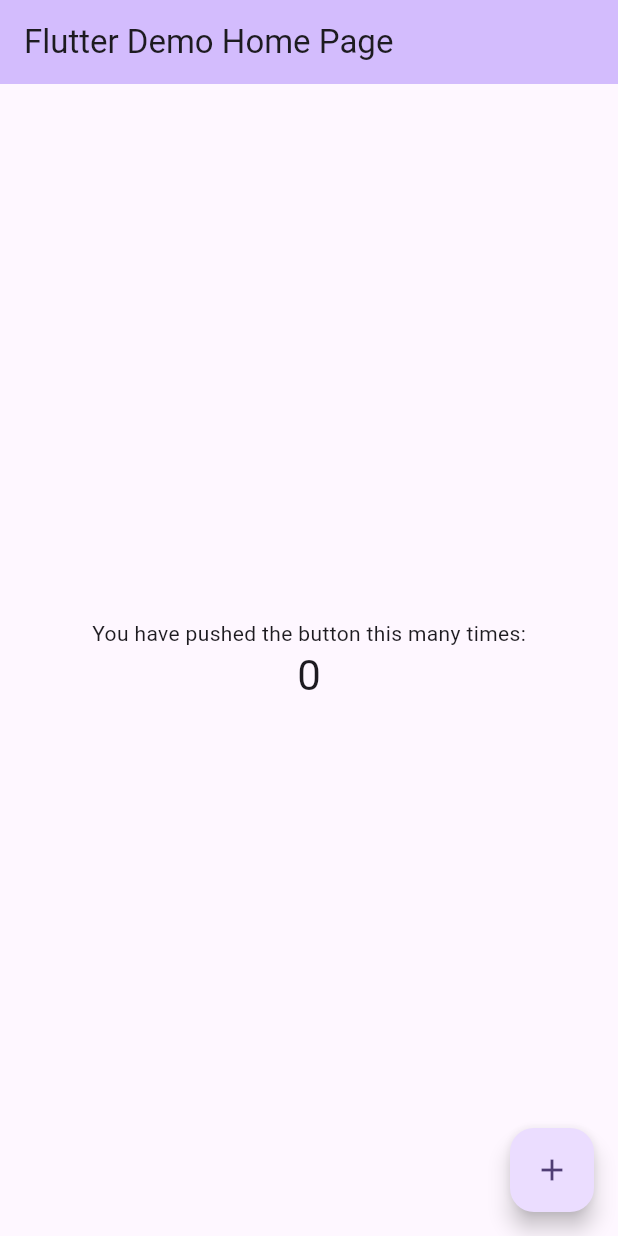
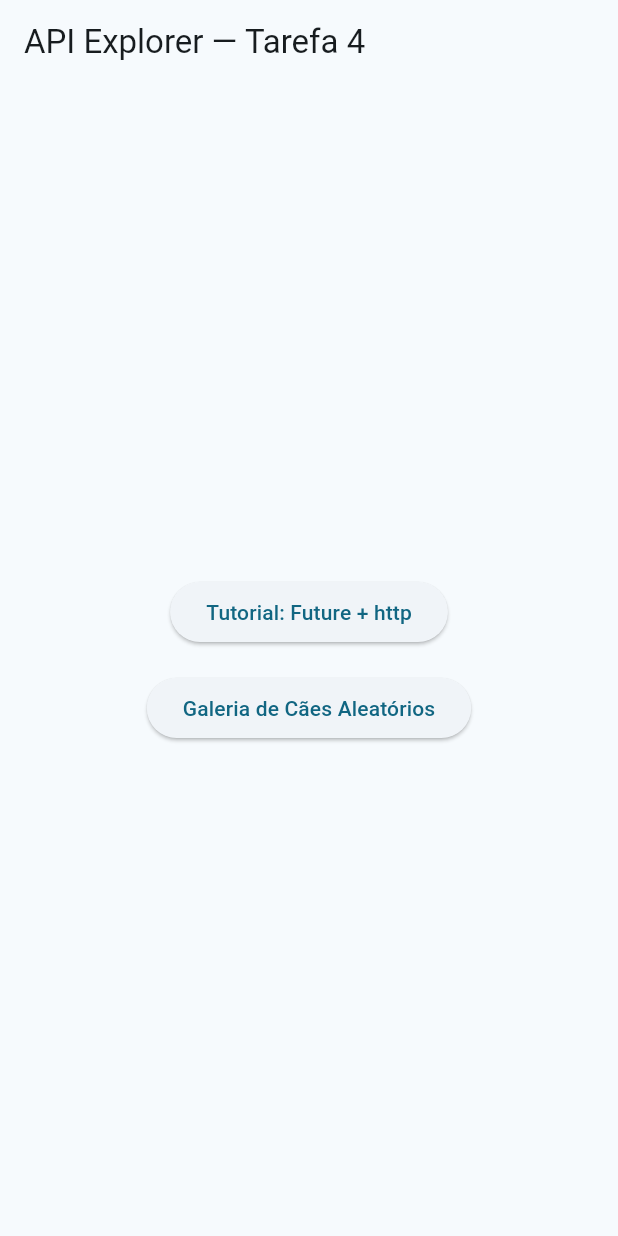
Before and after one commit to LucasStop/mobile_dev_api_explorer_tarefa4, a Flutter app: the screen it shows after launch, on a phone screen of 412 x 824 dp. Run offline on Flutter 3.47's test engine with Material 3 defaults, Android fonts, the phone set to English and light mode, and no system bars.

Commit message:
feat(home): add home screen with navigation

```diff
--- a/lib/main.dart
+++ b/lib/main.dart
@@ -1,122 +1,53 @@
 import 'package:flutter/material.dart';
+import 'post_screen.dart';
+import 'dog_gallery_screen.dart';
 
 void main() {
-  runApp(const MyApp());
+  runApp(const ApiExplorerApp());
 }
 
-class MyApp extends StatelessWidget {
-  const MyApp({super.key});
+class ApiExplorerApp extends StatelessWidget {
+  const ApiExplorerApp({super.key});
 
-  // This widget is the root of your application.
   @override
   Widget build(BuildContext context) {
     return MaterialApp(
-      title: 'Flutter Demo',
-      theme: ThemeData(
-        // This is the theme of your application.
-        //
-        // TRY THIS: Try running your application with "flutter run". You'll see
-        // the application has a purple toolbar. Then, without quitting the app,
-        // try changing the seedColor in the colorScheme below to Colors.green
-        // and then invoke "hot reload" (save your changes or press the "hot
-        // reload" button in a Flutter-supported IDE, or press "r" if you used
-        // the command line to start the app).
-        //
-        // Notice that the counter didn't reset back to zero; the application
-        // state is not lost during the reload. To reset the state, use hot
-        // restart instead.
-        //
-        // This works for code too, not just values: Most code changes can be
-        // tested with just a hot reload.
-        colorScheme: .fromSeed(seedColor: Colors.deepPurple),
-      ),
-      home: const MyHomePage(title: 'Flutter Demo Home Page'),
+      title: 'API Explorer — Tarefa 4',
+      theme: ThemeData(colorSchemeSeed: Colors.blueGrey, useMaterial3: true),
+      home: const HomeScreen(),
     );
   }
 }
 
-class MyHomePage extends StatefulWidget {
-  const MyHomePage({super.key, required this.title});
-
-  // This widget is the home page of your application. It is stateful, meaning
-  // that it has a State object (defined below) that contains fields that affect
-  // how it looks.
-
-  // This class is the configuration for the state. It holds the values (in this
-  // case the title) provided by the parent (in this case the App widget) and
-  // used by the build method of the State. Fields in a Widget subclass are
-  // always marked "final".
-
-  final String title;
-
-  @override
-  State<MyHomePage> createState() => _MyHomePageState();
-}
-
-class _MyHomePageState extends State<MyHomePage> {
-  int _counter = 0;
-
-  void _incrementCounter() {
-    setState(() {
-      // This call to setState tells the Flutter framework that something has
-      // changed in this State, which causes it to rerun the build method below
-      // so that the display can reflect the updated values. If we changed
-      // _counter without calling setState(), then the build method would not be
-      // called again, and so nothing would appear to happen.
-      _counter++;
-    });
-  }
+class HomeScreen extends StatelessWidget {
+  const HomeScreen({super.key});
 
   @override
   Widget build(BuildContext context) {
-    // This method is rerun every time setState is called, for instance as done
-    // by the _incrementCounter method above.
-    //
-    // The Flutter framework has been optimized to make rerunning build methods
-    // fast, so that you can just rebuild anything that needs updating rather
-    // than having to individually change instances of widgets.
     return Scaffold(
-      appBar: AppBar(
-        // TRY THIS: Try changing the color here to a specific color (to
-        // Colors.amber, perhaps?) and trigger a hot reload to see the AppBar
-        // change color while the other colors stay the same.
-        backgroundColor: Theme.of(context).colorScheme.inversePrimary,
-        // Here we take the value from the MyHomePage object that was created by
-        // the App.build method, and use it to set our appbar title.
-        title: Text(widget.title),
-      ),
+      appBar: AppBar(title: const Text('API Explorer — Tarefa 4')),
       body: Center(
-        // Center is a layout widget. It takes a single child and positions it
-        // in the middle of the parent.
         child: Column(
-          // Column is also a layout widget. It takes a list of children and
-          // arranges them vertically. By default, it sizes itself to fit its
-          // children horizontally, and tries to be as tall as its parent.
-          //
-          // Column has various properties to control how it sizes itself and
-          // how it positions its children. Here we use mainAxisAlignment to
-          // center the children vertically; the main axis here is the vertical
-          // axis because Columns are vertical (the cross axis would be
-          // horizontal).
-          //
-          // TRY THIS: Invoke "debug painting" (choose the "Toggle Debug Paint"
-          // action in the IDE, or press "p" in the console), to see the
-          // wireframe for each widget.
-          mainAxisAlignment: .center,
+          mainAxisSize: MainAxisSize.min,
           children: [
-            const Text('You have pushed the button this many times:'),
-            Text(
-              '$_counter',
-              style: Theme.of(context).textTheme.headlineMedium,
+            ElevatedButton(
+              onPressed: () => Navigator.push(
+                context,
+                MaterialPageRoute(builder: (_) => const PostScreen()),
+              ),
+              child: const Text('Tutorial: Future + http'),
+            ),
+            const SizedBox(height: 16),
+            ElevatedButton(
+              onPressed: () => Navigator.push(
+                context,
+                MaterialPageRoute(builder: (_) => const DogGalleryScreen()),
+              ),
+              child: const Text('Galeria de Cães Aleatórios'),
             ),
           ],
         ),
       ),
-      floatingActionButton: FloatingActionButton(
-        onPressed: _incrementCounter,
-        tooltip: 'Increment',
-        child: const Icon(Icons.add),
-      ),
     );
   }
 }
```
